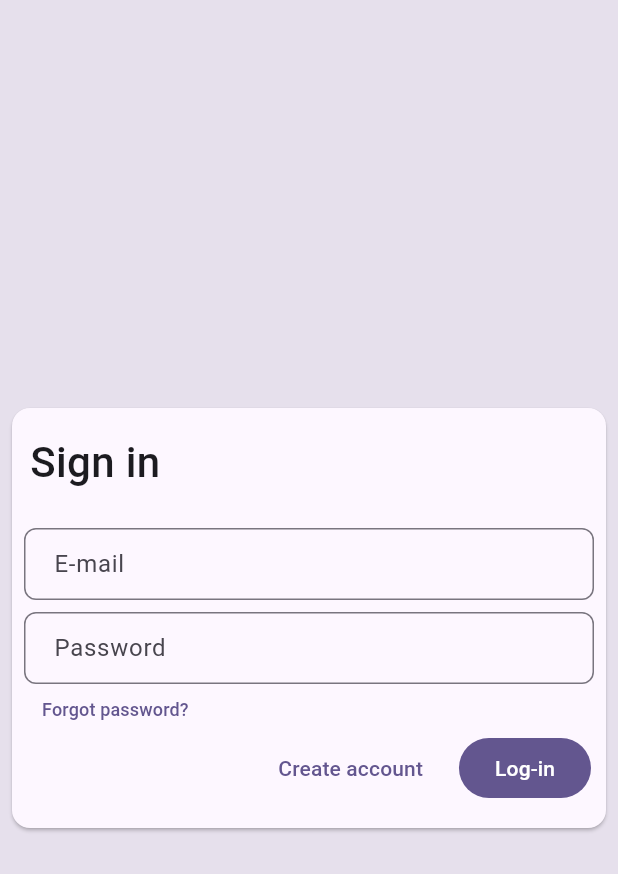
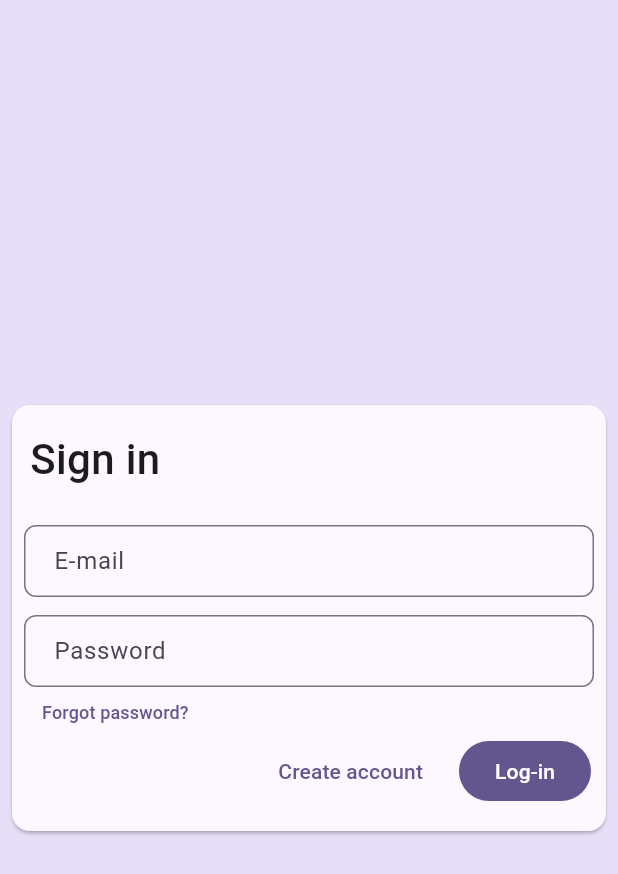
Before and after one commit to agxpro-z/classnet, a Flutter app: the screen it shows after launch, on a phone screen of 412 x 824 dp. Shown: the top 874 px of the screen. Run offline on Flutter 3.47's test engine with Material 3 defaults, Android fonts, the phone set to English and light mode, and no system bars; our stand-ins replace firebase_auth, firebase_core; accounts and stored records are empty; generated files the repository leaves out were written again.

Commit message:
LoginPage: Improve UI.
Signed-off-by: AnkitGourav <Ankitgourav035@gmail.com>

```diff
--- a/lib/app/auth/login_page.dart
+++ b/lib/app/auth/login_page.dart
@@ -19,11 +19,11 @@ class _LoginPageState extends State<LoginPage> {
     final theme = Theme.of(context);
 
     return Scaffold(
-      backgroundColor: theme.colorScheme.surfaceVariant,
+      backgroundColor: theme.colorScheme.secondaryContainer,
       body: SafeArea(
         child: Center(
           child: Card(
-            color: theme.colorScheme.surface,
+            color: theme.colorScheme.background,
             margin: const EdgeInsets.all(8.0),
             child: Padding(
               padding: const EdgeInsets.symmetric(horizontal: 8.0, vertical: 16.0),
@@ -57,7 +57,7 @@ class _LoginPageState extends State<LoginPage> {
                       isDense: true,
                     ),
                   ),
-                  const SizedBox(height: 8.0),
+                  const SizedBox(height: 12.0),
 
                   // Password text field
                   TextField(
```
